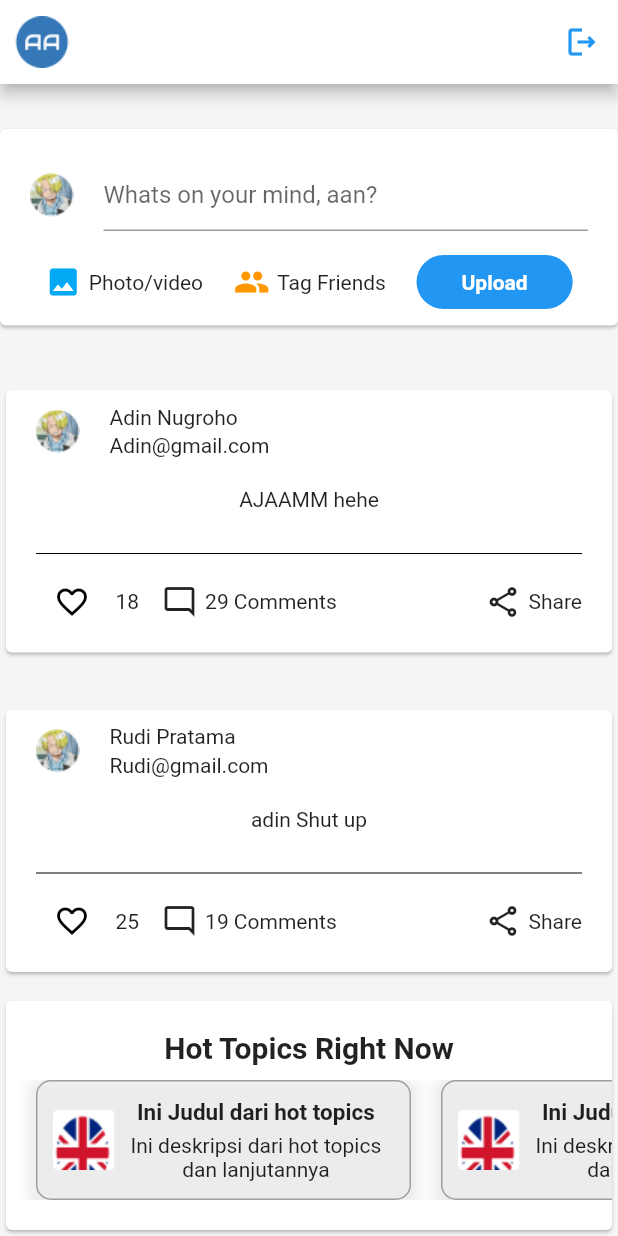
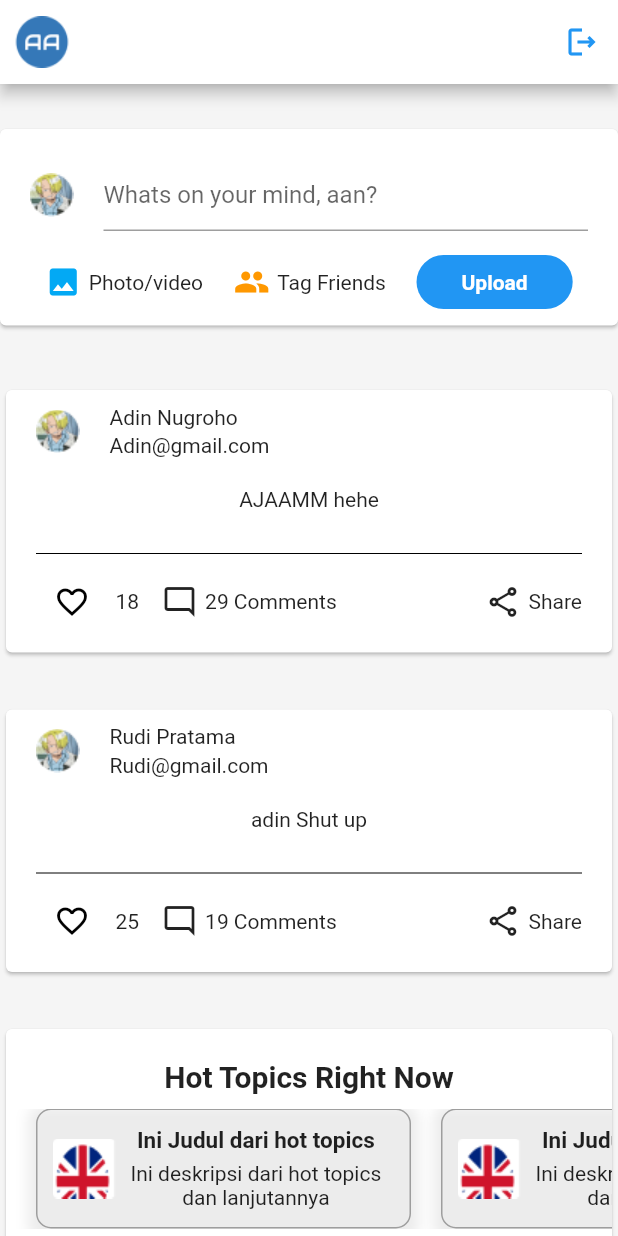
Before and after one commit to Supiraru/Shuttle-Mobile-App, a Flutter app: the HomeScreenMobile screen opened directly, scrolled down 1152 dp, on a phone screen of 412 x 824 dp. Run offline on Flutter 3.47's test engine with Material 2 defaults, Android fonts, the phone set to English and light mode, and no system bars.

Commit message:
fix overflow screen on input

```diff
--- a/lib/home.dart
+++ b/lib/home.dart
@@ -25,6 +25,7 @@ class HomeScreenMobile extends StatefulWidget {
 }
 
 class _HomeScreenMobileState extends State<HomeScreenMobile> {
+
   @override
   Widget build(BuildContext context) {
     Widget listPost({required ListPost post}) {
@@ -278,7 +279,8 @@ class _HomeScreenMobileState extends State<HomeScreenMobile> {
         ),
       );
     }
-
+    List<Widget> lists = postList.map((post) => listPost(post: post)).toList();
+    lists.add(hotTopic());
     return Scaffold(
       appBar: AppBar(
         leading: Image.asset('assets/images/logo-profile.png'),
@@ -301,10 +303,9 @@ class _HomeScreenMobileState extends State<HomeScreenMobile> {
             postStatus(),
             Expanded(
               child: ListView(
-                children: postList.map((post) => listPost(post: post)).toList(),
+                children: lists.map((list) => list).toList(),
               ),
             ),
-            hotTopic(),
           ],
         ),
       ),
```
